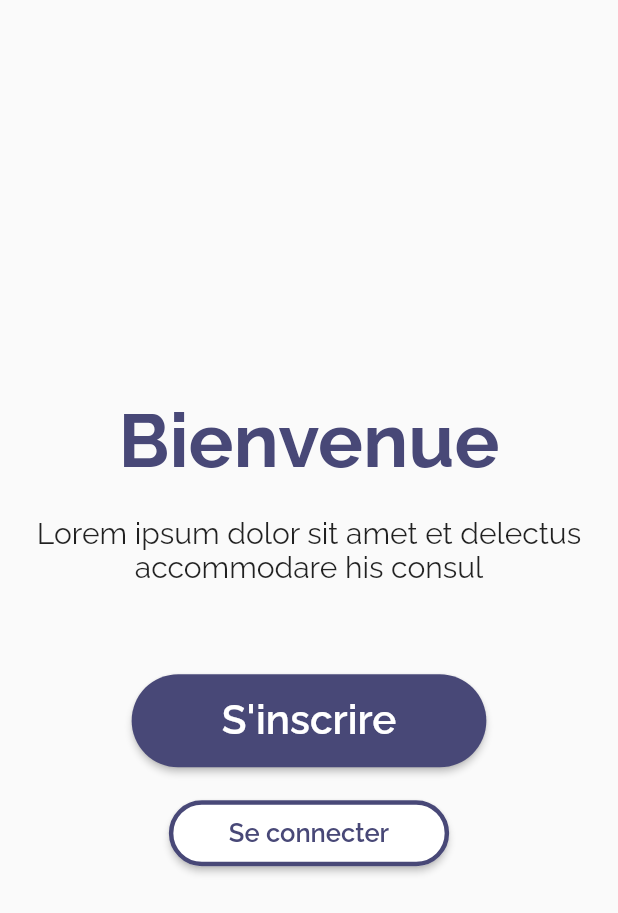
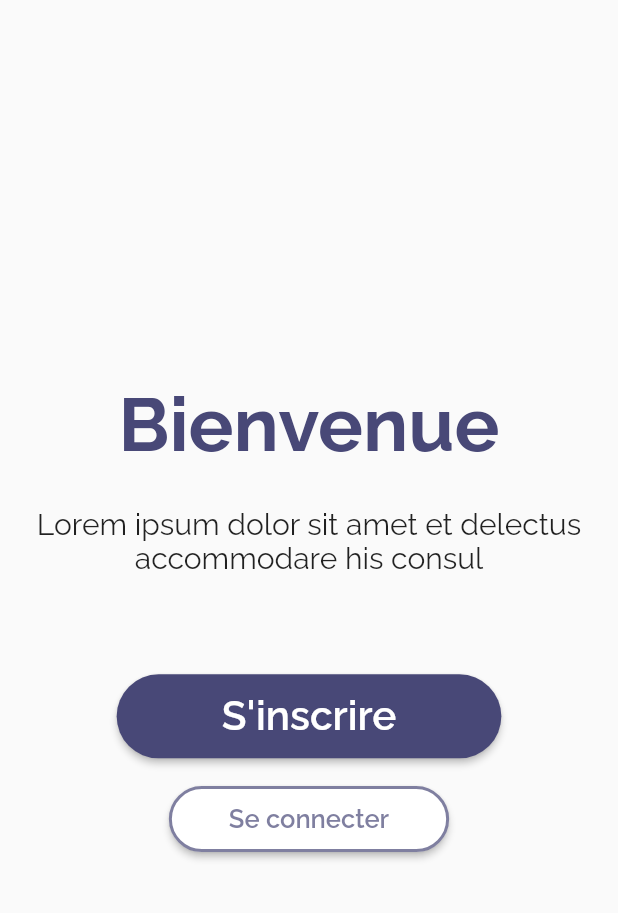
Before and after one commit to RichardJohnRx/Udalost, a Flutter app: the screen it shows after launch, on a phone screen of 412 x 824 dp. Shown: the top 913 px of the screen. Run offline on Flutter 3.47's test engine with Material 2 defaults, Android fonts, the phone set to English and light mode, and no system bars.

Commit message:
Modification des buttons et des espaces entre widgets

```diff
--- a/lib/pages/Login.dart
+++ b/lib/pages/Login.dart
@@ -11,9 +11,7 @@ class Login extends StatelessWidget {
         child: Column(
           mainAxisAlignment: MainAxisAlignment.center,
           children: <Widget>[
-            Container(
-              padding: EdgeInsets.all(20.0),
-              child: Text(
+            Text(
               'Bienvenue',
               style: TextStyle(
                 fontFamily: 'Raleway',
@@ -22,12 +20,10 @@ class Login extends StatelessWidget {
                 fontSize: 50.0,
               ),
             ),
+            SizedBox(
+              height: MediaQuery.of(context).size.height * 0.03,
             ),
-            Container(
-              margin: EdgeInsets.only(
-                bottom: 60.0,
-              ),
-              child: Text(
+            Text(
               'Lorem ipsum dolor sit amet et delectus accommodare his consul',
               textAlign: TextAlign.center,
               style: TextStyle(
@@ -35,9 +31,10 @@ class Login extends StatelessWidget {
                 fontSize: 20.0,
               ),
             ),
+            SizedBox(
+              height: MediaQuery.of(context).size.height * 0.08,
             ),
-            Container(
-              child: RaisedButton(
+            RaisedButton(
               child: Text(
                 'S\'inscrire',
                 textAlign: TextAlign.center,
@@ -51,8 +48,8 @@ class Login extends StatelessWidget {
               color: Color.fromRGBO(72, 72, 119, 1),
               splashColor: Color.fromRGBO(114, 103, 193, 1),
               padding: EdgeInsets.symmetric(
-                  horizontal: 60.0,
-                  vertical: 15.0,
+                horizontal: 70.0,
+                vertical: 12.0,
               ),
               shape: new RoundedRectangleBorder(
                 borderRadius: new BorderRadius.circular(50.0),
@@ -66,18 +63,16 @@ class Login extends StatelessWidget {
                 );
               },
             ),
-              margin: EdgeInsets.only(
-                bottom: 10.0,
+            SizedBox(
+              height: MediaQuery.of(context).size.height * 0.02,
             ),
-            ),
-            Container(
-              child: RaisedButton(
+            RaisedButton(
               child: Text(
                 'Se connecter',
                 textAlign: TextAlign.center,
                 style: TextStyle(
                   fontSize: 17.0,
-                    color: Color.fromRGBO(72, 72, 119, 1),
+                  color: Color.fromRGBO(72, 72, 119, 0.7),
                   fontWeight: FontWeight.w600,
                   fontFamily: 'Raleway',
                 ),
@@ -91,8 +86,8 @@ class Login extends StatelessWidget {
               shape: new RoundedRectangleBorder(
                 borderRadius: new BorderRadius.circular(50.0),
                 side: BorderSide(
-                    color: Color.fromRGBO(72, 72, 119, 1),
-                    width: 3,
+                  color: Color.fromRGBO(72, 72, 119, 0.7),
+                  width: 2,
                 ),
               ),
               onPressed: (){
@@ -104,10 +99,6 @@ class Login extends StatelessWidget {
                 );
               },
             ),
-              margin: EdgeInsets.only(
-                top: 10.0,
-              ),
-            ),
           ],
         ),
       ),
```
Lines whose indentation alone changed are shown as unchanged.
